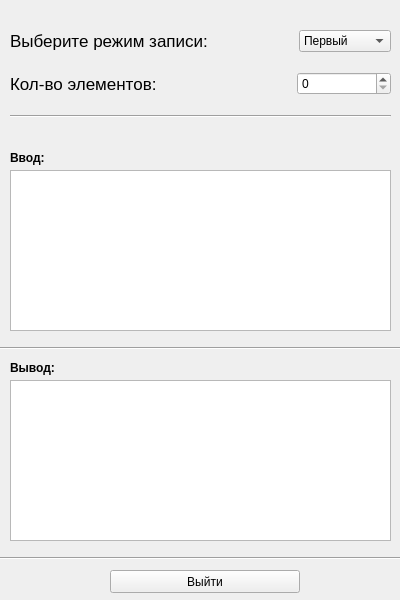
Above: LabWork_6/Task_2/mainwindow.ui from Max2772/FoA-P-2-Semester- before the change. Below: the same form after it.
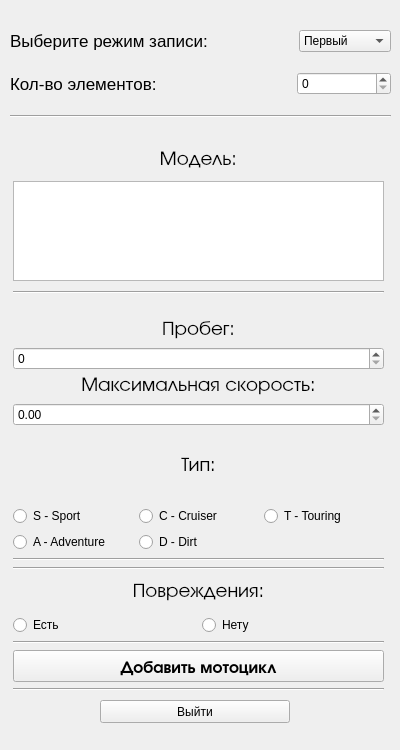
That is the form after the change. Icons and pictures are not drawn.

Commit message: Added Stacked Widget

```diff
--- a/LabWork_6/Task_2/mainwindow.ui
+++ b/LabWork_6/Task_2/mainwindow.ui
@@ -7,19 +7,19 @@
     <x>0</x>
     <y>0</y>
     <width>400</width>
-    <height>600</height>
+    <height>750</height>
    </rect>
   </property>
   <property name="minimumSize">
    <size>
     <width>400</width>
-    <height>600</height>
+    <height>0</height>
    </size>
   </property>
   <property name="maximumSize">
    <size>
     <width>400</width>
-    <height>600</height>
+    <height>800</height>
    </size>
   </property>
   <property name="windowTitle">
@@ -29,45 +29,6 @@
    <iconset theme="insert-text"/>
   </property>
   <widget class="QWidget" name="centralwidget">
-   <widget class="QPlainTextEdit" name="plainTextEditOutput">
-    <property name="geometry">
-     <rect>
-      <x>10</x>
-      <y>380</y>
-      <width>381</width>
-      <height>161</height>
-     </rect>
-    </property>
-    <property name="readOnly">
-     <bool>true</bool>
-    </property>
-   </widget>
-   <widget class="Line" name="line">
-    <property name="geometry">
-     <rect>
-      <x>0</x>
-      <y>340</y>
-      <width>431</width>
-      <height>16</height>
-     </rect>
-    </property>
-    <property name="orientation">
-     <enum>Qt::Horizontal</enum>
-    </property>
-   </widget>
-   <widget class="Line" name="line_2">
-    <property name="geometry">
-     <rect>
-      <x>-30</x>
-      <y>550</y>
-      <width>431</width>
-      <height>16</height>
-     </rect>
-    </property>
-    <property name="orientation">
-     <enum>Qt::Horizontal</enum>
-    </property>
-   </widget>
    <widget class="QWidget" name="verticalLayoutWidget">
     <property name="geometry">
      <rect>
@@ -205,59 +166,11 @@
      </item>
     </layout>
    </widget>
-   <widget class="QPlainTextEdit" name="plainTextEditInput">
-    <property name="geometry">
-     <rect>
-      <x>10</x>
-      <y>170</y>
-      <width>381</width>
-      <height>161</height>
-     </rect>
-    </property>
-   </widget>
-   <widget class="QLabel" name="labelInputInfo">
-    <property name="geometry">
-     <rect>
-      <x>10</x>
-      <y>150</y>
-      <width>58</width>
-      <height>15</height>
-     </rect>
-    </property>
-    <property name="font">
-     <font>
-      <family>Liberation Sans</family>
-      <bold>true</bold>
-     </font>
-    </property>
-    <property name="text">
-     <string>Ввод:</string>
-    </property>
-   </widget>
-   <widget class="QLabel" name="labelOutputInfo">
-    <property name="geometry">
-     <rect>
-      <x>10</x>
-      <y>360</y>
-      <width>58</width>
-      <height>15</height>
-     </rect>
-    </property>
-    <property name="font">
-     <font>
-      <family>Liberation Sans</family>
-      <bold>true</bold>
-     </font>
-    </property>
-    <property name="text">
-     <string>Вывод:</string>
-    </property>
-   </widget>
    <widget class="QPushButton" name="pushButtonExit">
     <property name="geometry">
      <rect>
-      <x>110</x>
-      <y>570</y>
+      <x>100</x>
+      <y>700</y>
       <width>190</width>
       <height>23</height>
      </rect>
@@ -272,6 +185,384 @@
      <string>Выйти</string>
     </property>
    </widget>
+   <widget class="QStackedWidget" name="stackedWidget">
+    <property name="geometry">
+     <rect>
+      <x>10</x>
+      <y>150</y>
+      <width>381</width>
+      <height>541</height>
+     </rect>
+    </property>
+    <property name="currentIndex">
+     <number>1</number>
+    </property>
+    <widget class="QWidget" name="page">
+     <widget class="QWidget" name="verticalLayoutWidget_3">
+      <property name="geometry">
+       <rect>
+        <x>0</x>
+        <y>0</y>
+        <width>381</width>
+        <height>531</height>
+       </rect>
+      </property>
+      <layout class="QVBoxLayout" name="verticalLayoutIO">
+       <item>
+        <widget class="QLabel" name="labelInputInfo">
+         <property name="font">
+          <font>
+           <family>Liberation Sans</family>
+           <bold>true</bold>
+          </font>
+         </property>
+         <property name="text">
+          <string>Ввод:</string>
+         </property>
+        </widget>
+       </item>
+       <item>
+        <widget class="QPlainTextEdit" name="plainTextEditInput"/>
+       </item>
+       <item>
+        <widget class="Line" name="line">
+         <property name="orientation">
+          <enum>Qt::Horizontal</enum>
+         </property>
+        </widget>
+       </item>
+       <item>
+        <widget class="QLabel" name="labelOutputInfo">
+         <property name="font">
+          <font>
+           <family>Liberation Sans</family>
+           <bold>true</bold>
+          </font>
+         </property>
+         <property name="text">
+          <string>Вывод:</string>
+         </property>
+        </widget>
+       </item>
+       <item>
+        <widget class="QPlainTextEdit" name="plainTextEditOutput">
+         <property name="readOnly">
+          <bool>true</bool>
+         </property>
+        </widget>
+       </item>
+       <item>
+        <widget class="Line" name="line_2">
+         <property name="orientation">
+          <enum>Qt::Horizontal</enum>
+         </property>
+        </widget>
+       </item>
+      </layout>
+     </widget>
+    </widget>
+    <widget class="QWidget" name="page_2">
+     <widget class="QWidget" name="verticalLayoutWidget_2">
+      <property name="geometry">
+       <rect>
+        <x>3</x>
+        <y>0</y>
+        <width>371</width>
+        <height>541</height>
+       </rect>
+      </property>
+      <layout class="QVBoxLayout" name="verticalLayoutStruct">
+       <item>
+        <layout class="QVBoxLayout" name="verticalLayout_12">
+         <item>
+          <layout class="QVBoxLayout" name="verticalLayout_13">
+           <property name="spacing">
+            <number>10</number>
+           </property>
+           <property name="bottomMargin">
+            <number>20</number>
+           </property>
+           <item>
+            <widget class="QLabel" name="labelModelInfo_2">
+             <property name="font">
+              <font>
+               <family>URW Gothic</family>
+               <pointsize>15</pointsize>
+               <bold>false</bold>
+              </font>
+             </property>
+             <property name="frameShape">
+              <enum>QFrame::NoFrame</enum>
+             </property>
+             <property name="lineWidth">
+              <number>4</number>
+             </property>
+             <property name="text">
+              <string>Модель:</string>
+             </property>
+             <property name="alignment">
+              <set>Qt::AlignCenter</set>
+             </property>
+            </widget>
+           </item>
+           <item>
+            <widget class="QPlainTextEdit" name="plainTextEditModel_2">
+             <property name="sizePolicy">
+              <sizepolicy hsizetype="Minimum" vsizetype="Minimum">
+               <horstretch>0</horstretch>
+               <verstretch>0</verstretch>
+              </sizepolicy>
+             </property>
+             <property name="maximumSize">
+              <size>
+               <width>16777214</width>
+               <height>100</height>
+              </size>
+             </property>
+             <property name="lineWrapMode">
+              <enum>QPlainTextEdit::WidgetWidth</enum>
+             </property>
+             <property name="plainText">
+              <string/>
+             </property>
+            </widget>
+           </item>
+           <item>
+            <widget class="Line" name="line_10">
+             <property name="orientation">
+              <enum>Qt::Horizontal</enum>
+             </property>
+            </widget>
+           </item>
+          </layout>
+         </item>
+         <item>
+          <layout class="QVBoxLayout" name="verticalLayout_8">
+           <item>
+            <widget class="QLabel" name="labelMileage_2">
+             <property name="font">
+              <font>
+               <family>URW Gothic</family>
+               <pointsize>15</pointsize>
+               <bold>false</bold>
+              </font>
+             </property>
+             <property name="frameShape">
+              <enum>QFrame::NoFrame</enum>
+             </property>
+             <property name="lineWidth">
+              <number>4</number>
+             </property>
+             <property name="text">
+              <string>Пробег:</string>
+             </property>
+             <property name="alignment">
+              <set>Qt::AlignCenter</set>
+             </property>
+            </widget>
+           </item>
+           <item>
+            <widget class="QSpinBox" name="spinBoxMileageInfo_2">
+             <property name="maximum">
+              <number>999999</number>
+             </property>
+            </widget>
+           </item>
+           <item>
+            <layout class="QVBoxLayout" name="verticalLayout_9">
+             <item>
+              <widget class="QLabel" name="labelMaxSpeedInfo_2">
+               <property name="font">
+                <font>
+                 <family>URW Gothic</family>
+                 <pointsize>15</pointsize>
+                 <bold>false</bold>
+                </font>
+               </property>
+               <property name="frameShape">
+                <enum>QFrame::NoFrame</enum>
+               </property>
+               <property name="lineWidth">
+                <number>4</number>
+               </property>
+               <property name="text">
+                <string>Максимальная скорость:</string>
+               </property>
+               <property name="alignment">
+                <set>Qt::AlignCenter</set>
+               </property>
+              </widget>
+             </item>
+             <item>
+              <widget class="QDoubleSpinBox" name="doubleSpinBoxMaxSpeed_2">
+               <property name="maximum">
+                <double>9999.000000000000000</double>
+               </property>
+              </widget>
+             </item>
+            </layout>
+           </item>
+          </layout>
+         </item>
+        </layout>
+       </item>
+       <item>
+        <layout class="QVBoxLayout" name="verticalLayout_14">
+         <item>
+          <widget class="QLabel" name="labelTypeInfo_2">
+           <property name="font">
+            <font>
+             <family>URW Gothic</family>
+             <pointsize>15</pointsize>
+             <bold>false</bold>
+            </font>
+           </property>
+           <property name="frameShape">
+            <enum>QFrame::NoFrame</enum>
+           </property>
+           <property name="lineWidth">
+            <number>4</number>
+           </property>
+           <property name="text">
+            <string>Тип:</string>
+           </property>
+           <property name="alignment">
+            <set>Qt::AlignCenter</set>
+           </property>
+          </widget>
+         </item>
+         <item>
+          <layout class="QGridLayout" name="gridLayout">
+           <item row="0" column="3">
+            <widget class="QRadioButton" name="radioButtonTypeT_2">
+             <property name="text">
+              <string>T - Touring</string>
+             </property>
+            </widget>
+           </item>
+           <item row="0" column="1">
+            <widget class="QRadioButton" name="radioButtonTypeS_2">
+             <property name="text">
+              <string>S - Sport</string>
+             </property>
+            </widget>
+           </item>
+           <item row="0" column="2">
+            <widget class="QRadioButton" name="radioButtonTypeC_2">
+             <property name="text">
+              <string>C - Cruiser</string>
+             </property>
+            </widget>
+           </item>
+           <item row="2" column="1">
+            <widget class="QRadioButton" name="radioButtonTypeA_2">
+             <property name="text">
+              <string>A - Adventure</string>
+             </property>
+            </widget>
+           </item>
+           <item row="2" column="2">
+            <widget class="QRadioButton" name="radioButtonTypeD_2">
+             <property name="text">
+              <string>D - Dirt</string>
+             </property>
+            </widget>
+           </item>
+          </layout>
+         </item>
+         <item>
+          <widget class="Line" name="line_11">
+           <property name="orientation">
+            <enum>Qt::Horizontal</enum>
+           </property>
+          </widget>
+         </item>
+         <item>
+          <layout class="QVBoxLayout" name="verticalLayout_15">
+           <item>
+            <widget class="Line" name="line_12">
+             <property name="orientation">
+              <enum>Qt::Horizontal</enum>
+             </property>
+            </widget>
+           </item>
+           <item>
+            <widget class="QLabel" name="labelDamageInfo_2">
+             <property name="font">
+              <font>
+               <family>URW Gothic</family>
+               <pointsize>15</pointsize>
+               <bold>false</bold>
+              </font>
+             </property>
+             <property name="frameShape">
+              <enum>QFrame::NoFrame</enum>
+             </property>
+             <property name="lineWidth">
+              <number>4</number>
+             </property>
+             <property name="text">
+              <string>Повреждения:</string>
+             </property>
+             <property name="alignment">
+              <set>Qt::AlignCenter</set>
+             </property>
+            </widget>
+           </item>
+           <item>
+            <layout class="QHBoxLayout" name="horizontalLayout_4">
+             <item>
+              <widget class="QRadioButton" name="radioButtonDamage_Yes_2">
+               <property name="text">
+                <string>Есть</string>
+               </property>
+              </widget>
+             </item>
+             <item>
+              <widget class="QRadioButton" name="radioButtonDamage_No_2">
+               <property name="text">
+                <string>Нету</string>
+               </property>
+              </widget>
+             </item>
+            </layout>
+           </item>
+          </layout>
+         </item>
+        </layout>
+       </item>
+       <item>
+        <widget class="Line" name="line_13">
+         <property name="orientation">
+          <enum>Qt::Horizontal</enum>
+         </property>
+        </widget>
+       </item>
+       <item>
+        <widget class="QPushButton" name="pushButtonAddElement_2">
+         <property name="font">
+          <font>
+           <family>URW Gothic</family>
+           <pointsize>13</pointsize>
+           <bold>true</bold>
+          </font>
+         </property>
+         <property name="text">
+          <string>Добавить мотоцикл</string>
+         </property>
+        </widget>
+       </item>
+       <item>
+        <widget class="Line" name="line_19">
+         <property name="orientation">
+          <enum>Qt::Horizontal</enum>
+         </property>
+        </widget>
+       </item>
+      </layout>
+     </widget>
+    </widget>
+   </widget>
   </widget>
   <action name="actionNiggers">
    <property name="text">
```
Left out of the diff: 3 changed lines with no effect on the pictures. The commit also changes 4 other files.
